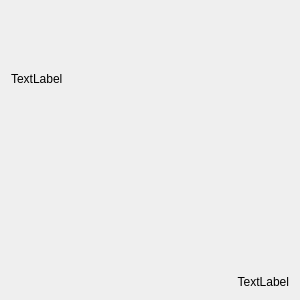
Qt form Widget_Client/MessageWidget.ui (MrVolot/WidgetClient) before a commit.
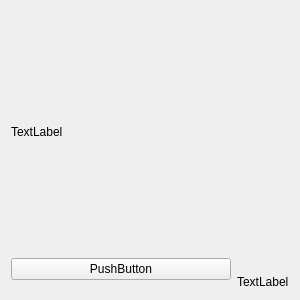
The same form after that commit.

```diff
--- a/Widget_Client/MessageWidget.ui
+++ b/Widget_Client/MessageWidget.ui
@@ -22,15 +22,36 @@
   <property name="windowTitle">
    <string>Form</string>
   </property>
-  <layout class="QVBoxLayout" name="verticalLayout_2">
+  <layout class="QHBoxLayout" name="horizontalLayout">
+   <property name="sizeConstraint">
+    <enum>QLayout::SetMinimumSize</enum>
+   </property>
    <item>
-    <layout class="QVBoxLayout" name="verticalLayout">
+    <layout class="QVBoxLayout" name="messageLayout">
+     <property name="spacing">
+      <number>6</number>
+     </property>
+     <property name="sizeConstraint">
+      <enum>QLayout::SetDefaultConstraint</enum>
+     </property>
+     <property name="topMargin">
+      <number>0</number>
+     </property>
+     <property name="bottomMargin">
+      <number>9</number>
+     </property>
      <item>
       <widget class="QLabel" name="message">
-       <property name="maximumSize">
+       <property name="sizePolicy">
+        <sizepolicy hsizetype="Expanding" vsizetype="MinimumExpanding">
+         <horstretch>0</horstretch>
+         <verstretch>0</verstretch>
+        </sizepolicy>
+       </property>
+       <property name="sizeIncrement">
         <size>
-         <width>300</width>
-         <height>16777215</height>
+         <width>0</width>
+         <height>0</height>
         </size>
        </property>
        <property name="text">
@@ -39,15 +60,38 @@
        <property name="wordWrap">
         <bool>true</bool>
        </property>
+       <property name="margin">
+        <number>0</number>
+       </property>
       </widget>
      </item>
+     <item>
+      <widget class="QPushButton" name="pushButton">
+       <property name="text">
+        <string>PushButton</string>
+       </property>
+      </widget>
+     </item>
+    </layout>
+   </item>
+   <item>
+    <layout class="QVBoxLayout" name="timeLayout">
+     <property name="spacing">
+      <number>0</number>
+     </property>
+     <property name="topMargin">
+      <number>0</number>
+     </property>
      <item>
       <widget class="QLabel" name="time">
+       <property name="enabled">
+        <bool>true</bool>
+       </property>
        <property name="text">
         <string>TextLabel</string>
        </property>
        <property name="alignment">
-        <set>Qt::AlignBottom|Qt::AlignRight|Qt::AlignTrailing</set>
+        <set>Qt::AlignBottom|Qt::AlignLeading|Qt::AlignLeft</set>
        </property>
       </widget>
      </item>
```
